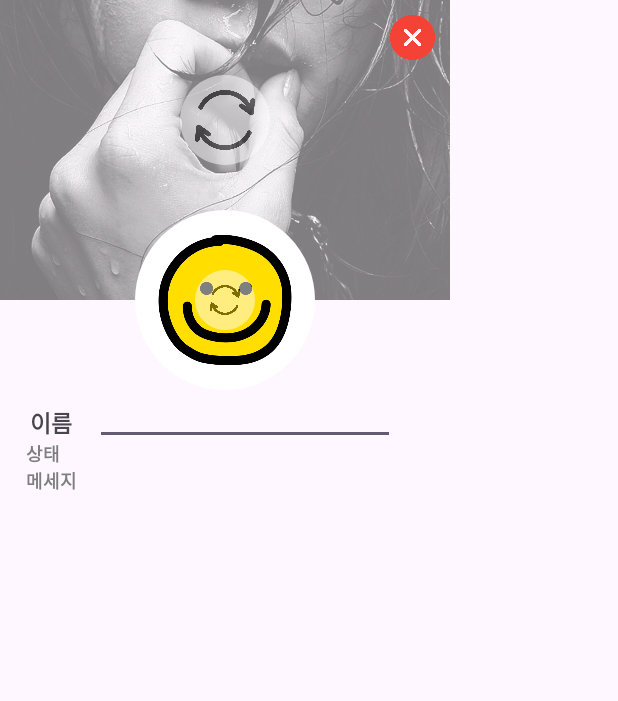
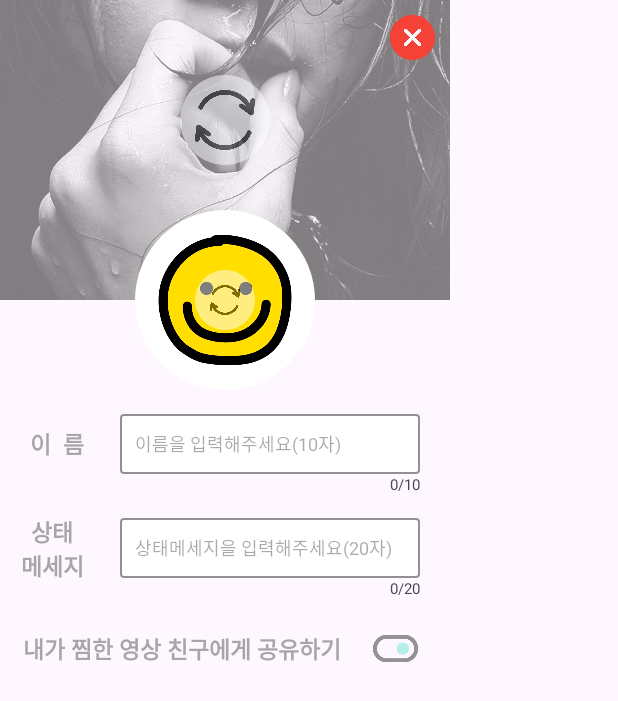
Before and after one commit to Team1MediaApp/MediaApp, an Android app: the layout mypage_dialog_modify_fragment.xml on its own in the app's theme, with its tools: preview values and no code run, on a phone screen of 412 x 824 dp. Shown: the top 701 px of the screen. Run offline under Robolectric (Android 15) with nearby library versions, the phone set to English and light mode, and no system bars.

Commit message:
[fix].[ui] : 이미지 이름 정리 및, 마이페이지 수정 다이얼로그 ui 제작중

```diff
--- a/app/src/main/java/com/example/mediaapp/Mypage_Fragment.kt
+++ b/app/src/main/java/com/example/mediaapp/Mypage_Fragment.kt
@@ -34,7 +34,7 @@ class Mypage_Fragment : Fragment() {
         savedInstanceState: Bundle?
     ): View? {
         // Inflate the layout for this fragment
-        return inflater.inflate(R.layout.fragment_mypage, container, false)
+        return inflater.inflate(R.layout.mypage_fragment, container, false)
     }
 
     companion object {
--- /dev/null
+++ b/app/src/main/res/drawable/kit_mypagemodify_edittext_box.xml
@@ -0,0 +1,6 @@
+<?xml version="1.0" encoding="utf-8"?>
+<shape xmlns:android="http://schemas.android.com/apk/res/android">
+    <solid android:color="#FFFFFF"/> <!-- 배경색 설정 -->
+    <stroke android:width="1dp" android:color="#919191"/> <!-- 테두리 색과 두께 설정 -->
+    <corners android:radius="2dp"/> <!-- 모서리를 약간 둥글게 만들기 위한 설정. 원하지 않으면 이 줄은 삭제 -->
+</shape>
--- a/app/src/main/res/layout/mypage_dialog_modify_fragment.xml
+++ b/app/src/main/res/layout/mypage_dialog_modify_fragment.xml
@@ -5,9 +5,6 @@
     android:layout_width="match_parent"
     android:layout_height="match_parent"
     tools:context=".Mypage_dialog_modify_Fragment">
-
-    <?xml version="1.0" encoding="utf-8"?>
-
 
     <androidx.constraintlayout.widget.ConstraintLayout
         android:id="@+id/mypagediamodify_const_out"
@@ -20,7 +17,7 @@
             android:layout_height="200dp"
             android:alpha="0.5"
             android:scaleType="centerCrop"
-            android:src="@drawable/img_mypage_backgroundprofile"
+            android:src="@drawable/mypage_backgroundprofile"
             app:layout_constraintEnd_toEndOf="parent"
             app:layout_constraintHeight_percent="0.25"
             app:layout_constraintStart_toStartOf="parent"
@@ -30,11 +27,11 @@
             android:id="@+id/mypagediamodify_btn_background_profile"
             android:layout_width="60dp"
             android:layout_height="60dp"
-            android:src="@drawable/ic_mypagemodify_changeimage"
-            android:background="@drawable/mypage_profile_image_circle_kit"
+            android:layout_marginTop="50dp"
+            android:alpha="0.5"
+            android:background="@drawable/kit_mypage_profile_image_circle"
             android:padding="10dp"
-            android:alpha="0.5"
-            android:layout_marginTop="50dp"
+            android:src="@drawable/mypagemodify_changeimage"
             app:layout_constraintEnd_toEndOf="parent"
             app:layout_constraintStart_toStartOf="parent"
             app:layout_constraintTop_toTopOf="parent" />
@@ -44,7 +41,7 @@
             android:layout_height="30dp"
             android:layout_marginTop="10dp"
             android:layout_marginEnd="10dp"
-            android:src="@drawable/ic_mypagemodify_x"
+            android:src="@drawable/mypagemodify_x"
             app:layout_constraintEnd_toEndOf="parent"
             app:layout_constraintTop_toTopOf="parent" />
 
@@ -53,9 +50,9 @@
             android:id="@+id/mypagediamodify_img_profile"
             android:layout_width="120dp"
             android:layout_height="120dp"
-            android:background="@drawable/mypage_profile_image_circle_kit"
+            android:background="@drawable/kit_mypage_profile_image_circle"
             android:padding="15dp"
-            android:src="@drawable/img_mypage_profile"
+            android:src="@drawable/mypage_profile"
             app:layout_constraintBottom_toBottomOf="@+id/mypagediamodify_img_backgroundprofile"
             app:layout_constraintEnd_toEndOf="parent"
             app:layout_constraintStart_toStartOf="parent"
@@ -67,9 +64,9 @@
             android:layout_width="40dp"
             android:layout_height="40dp"
             android:alpha="0.5"
-            android:background="@drawable/mypage_profile_image_circle_kit"
+            android:background="@drawable/kit_mypage_profile_image_circle"
             android:padding="10dp"
-            android:src="@drawable/ic_mypagemodify_changeimage"
+            android:src="@drawable/mypagemodify_changeimage"
             app:layout_constraintBottom_toBottomOf="@+id/mypagediamodify_img_profile"
             app:layout_constraintEnd_toEndOf="@+id/mypagediamodify_img_profile"
             app:layout_constraintStart_toStartOf="@+id/mypagediamodify_img_profile"
@@ -80,33 +77,110 @@
             android:id="@+id/mypagediamodify_txt_name"
             android:layout_width="wrap_content"
             android:layout_height="wrap_content"
-            android:layout_marginTop="10dp"
             android:layout_marginStart="20dp"
-            android:text="이름"
+            android:layout_marginTop="24dp"
+            android:text="이  름"
             android:textSize="15sp"
             android:textStyle="bold"
+            android:textColor="#A6A6A6"
             app:layout_constraintStart_toStartOf="parent"
             app:layout_constraintTop_toBottomOf="@+id/mypagediamodify_img_profile" />
 
         <androidx.appcompat.widget.AppCompatEditText
+            android:id="@+id/mypagediamodify_edit_name"
             android:layout_width="200dp"
-            android:layout_height="30dp"
-            android:layout_marginStart="15dp"
-            app:layout_constraintBottom_toTopOf="@+id/mypagediamodify_txt_status_message"
+            android:layout_height="40dp"
+            android:layout_marginStart="24dp"
+            android:background="@drawable/kit_mypagemodify_edittext_box"
+            android:hint="이름을 입력해주세요(10자)"
+            android:maxLength="10"
+            android:paddingStart="10dp"
+            android:textSize="12sp"
+            app:layout_constraintBottom_toBottomOf="@+id/mypagediamodify_txt_name"
             app:layout_constraintStart_toEndOf="@+id/mypagediamodify_txt_name"
-            app:layout_constraintTop_toTopOf="@+id/mypagediamodify_txt_name" />
+            app:layout_constraintTop_toTopOf="@+id/mypagediamodify_txt_name"
+            tools:ignore="TouchTargetSizeCheck" />
+
+        <androidx.appcompat.widget.AppCompatTextView
+            android:id="@+id/mypagediamodify_txt_namecount"
+            android:layout_width="wrap_content"
+            android:layout_height="wrap_content"
+            android:text="0/10"
+            android:textSize="10sp"
+            app:layout_constraintEnd_toEndOf="@+id/mypagediamodify_edit_name"
+            app:layout_constraintTop_toBottomOf="@+id/mypagediamodify_edit_name" />
 
         <androidx.appcompat.widget.AppCompatTextView
             android:id="@+id/mypagediamodify_txt_status_message"
             android:layout_width="wrap_content"
             android:layout_height="wrap_content"
+            android:layout_marginTop="35dp"
+            android:gravity="center"
             android:text="상태\n메세지"
-            android:textColor="#7E7E7E"
+            android:textSize="15sp"
+            android:textStyle="bold"
+            android:textColor="#A6A6A6"
+            app:layout_constraintEnd_toEndOf="@+id/mypagediamodify_txt_name"
+            app:layout_constraintTop_toBottomOf="@+id/mypagediamodify_txt_name" />
+
+        <androidx.appcompat.widget.AppCompatEditText
+            android:id="@+id/mypagediamodify_edit_status"
+            android:layout_width="200dp"
+            android:layout_height="40dp"
+            android:layout_marginStart="24dp"
+            android:background="@drawable/kit_mypagemodify_edittext_box"
+            android:hint="상태메세지을 입력해주세요(20자)"
+            android:maxLength="20"
+            android:paddingStart="10dp"
             android:textSize="12sp"
+            app:layout_constraintBottom_toBottomOf="@+id/mypagediamodify_txt_status_message"
+            app:layout_constraintStart_toEndOf="@+id/mypagediamodify_txt_status_message"
+            app:layout_constraintTop_toTopOf="@+id/mypagediamodify_txt_status_message"
+            tools:ignore="TouchTargetSizeCheck" />
+
+        <androidx.appcompat.widget.AppCompatTextView
+            android:id="@+id/mypagediamodify_txt_statuscount"
+            android:layout_width="wrap_content"
+            android:layout_height="wrap_content"
+            android:text="0/20"
+            android:textSize="10sp"
+            app:layout_constraintEnd_toEndOf="@+id/mypagediamodify_edit_status"
+            app:layout_constraintTop_toBottomOf="@+id/mypagediamodify_edit_status" />
+
+        <!--        내가 찜한 영상 친구에게 공유하기 on/off기능은 보이기만 하되 미구현기능 왜냐면 친구를 만들수 없어-->
+
+        <androidx.appcompat.widget.AppCompatTextView
+            android:id="@+id/appCompatTextView"
+            android:layout_width="wrap_content"
+            android:layout_height="wrap_content"
+            android:layout_marginStart="15dp"
+            android:layout_marginTop="35dp"
+            android:text="내가 찜한 영상 친구에게 공유하기"
+            android:textSize="15sp"
             android:textStyle="bold"
-            app:layout_constraintEnd_toEndOf="@+id/mypagediamodify_txt_name"
-            app:layout_constraintStart_toStartOf="@+id/mypagediamodify_txt_name"
-            app:layout_constraintTop_toBottomOf="@+id/mypagediamodify_txt_name" />
+            android:textColor="#A6A6A6"
+            app:layout_constraintStart_toStartOf="parent"
+            app:layout_constraintTop_toBottomOf="@+id/mypagediamodify_edit_status" />
+
+        <androidx.appcompat.widget.AppCompatImageView
+            android:layout_width="30dp"
+            android:layout_height="30dp"
+            android:src="@drawable/mypage_button_on"
+            app:layout_constraintBottom_toBottomOf="@+id/appCompatTextView"
+            app:layout_constraintEnd_toEndOf="parent"
+            app:layout_constraintStart_toEndOf="@+id/appCompatTextView"
+            app:layout_constraintTop_toTopOf="@+id/appCompatTextView" />
+
+        <androidx.constraintlayout.widget.ConstraintLayout
+            android:layout_width="100dp"
+            android:layout_height="30dp"
+            app:layout_constraintBottom_toBottomOf="parent"
+            app:layout_constraintEnd_toEndOf="parent"
+            app:layout_constraintStart_toStartOf="parent"
+            app:layout_constraintTop_toBottomOf="@+id/appCompatTextView">
+
+
+        </androidx.constraintlayout.widget.ConstraintLayout>
 
     </androidx.constraintlayout.widget.ConstraintLayout>
 
```
Also changed, not shown: app/src/main/java/com/example/mediaapp/Mypage_dialog_modify_Fragment.kt (+64 -34 lines), app/src/main/res/layout/mypage_fragment.xml (+9 -9 lines), app/src/main/res/drawable/kit_mypage_profile_image_circle.xml (renamed from app/src/main/res/drawable/mypage_profile_image_circle_kit.xml), app/src/main/res/drawable/mypage_arrowdown.png (renamed from app/src/main/res/drawable/ic_mypage_arrowdown.png), app/src/main/res/drawable/mypage_backgroundprofile.jpg (renamed from app/src/main/res/drawable/img_mypage_backgroundprofile.jpg), app/src/main/res/drawable/mypage_bell.png (renamed from app/src/main/res/drawable/img_mypage_bell.png), app/src/main/res/drawable/mypage_button_off.png (renamed from app/src/main/res/drawable/ic_mypage_button_off.png), app/src/main/res/drawable/mypage_button_on.png (renamed from app/src/main/res/drawable/ic_mypage_button_on.png), app/src/main/res/drawable/mypage_pen.png (renamed from app/src/main/res/drawable/ic_mypage_pen.png), app/src/main/res/drawable/mypage_profile.png (renamed from app/src/main/res/drawable/img_mypage_profile.png), app/src/main/res/drawable/mypagemodify_changeimage.png (renamed from app/src/main/res/drawable/ic_mypagemodify_changeimage.png), app/src/main/res/drawable/mypagemodify_profile.png (renamed from app/src/main/res/drawable/ic_mypage_modify_profile.png), app/src/main/res/drawable/mypagemodify_save.png (added), app/src/main/res/drawable/mypagemodify_x.png (renamed from app/src/main/res/drawable/ic_mypagemodify_x.png).
